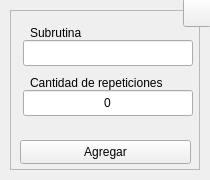
Raw0201/GCode2, file interfaces/ui_files/subrutine.ui: the form before one commit.
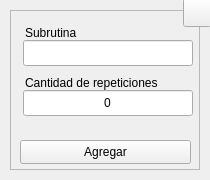
The form after the commit. Icons and pictures are not drawn.

The edit to the form file:
```diff
--- a/interfaces/ui_files/subrutine.ui
+++ b/interfaces/ui_files/subrutine.ui
@@ -2222,9 +2222,9 @@
      </property>
      <property name="geometry">
       <rect>
-       <x>20</x>
+       <x>15</x>
        <y>10</y>
-       <width>61</width>
+       <width>62</width>
        <height>26</height>
       </rect>
      </property>
@@ -2241,9 +2241,9 @@
      </property>
      <property name="geometry">
       <rect>
-       <x>20</x>
+       <x>15</x>
        <y>60</y>
-       <width>141</width>
+       <width>142</width>
        <height>26</height>
       </rect>
      </property>
```
